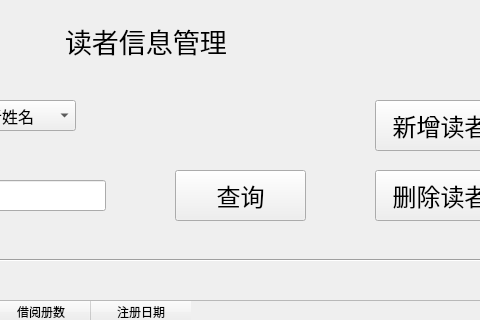
Old version of the form Library_Administrator_System/readermanagement.ui in the repository renzibei/TGLibrary; both pictures show x 235 to 715 and y 0 to 320 of the 800 by 600 pixel window.
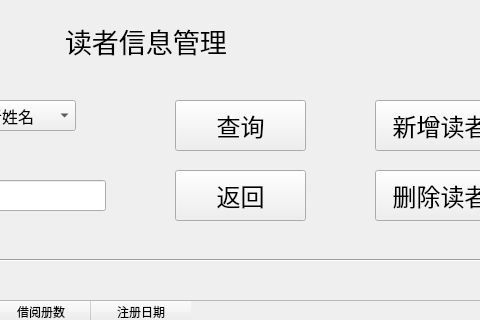
New version of the form. Icons and pictures are not drawn.

What changed in the file:
```diff
--- a/Library_Administrator_System/readermanagement.ui
+++ b/Library_Administrator_System/readermanagement.ui
@@ -209,7 +209,7 @@
    <property name="geometry">
     <rect>
      <x>410</x>
-     <y>170</y>
+     <y>100</y>
      <width>131</width>
      <height>51</height>
     </rect>
@@ -223,6 +223,24 @@
     <string>查询</string>
    </property>
   </widget>
+  <widget class="QPushButton" name="Readerm_Return_bt">
+   <property name="geometry">
+    <rect>
+     <x>410</x>
+     <y>170</y>
+     <width>131</width>
+     <height>51</height>
+    </rect>
+   </property>
+   <property name="font">
+    <font>
+     <pointsize>18</pointsize>
+    </font>
+   </property>
+   <property name="text">
+    <string>返回</string>
+   </property>
+  </widget>
  </widget>
  <resources/>
  <connections/>
```
Left out of the diff: 12 changed lines with no effect on the pictures.
